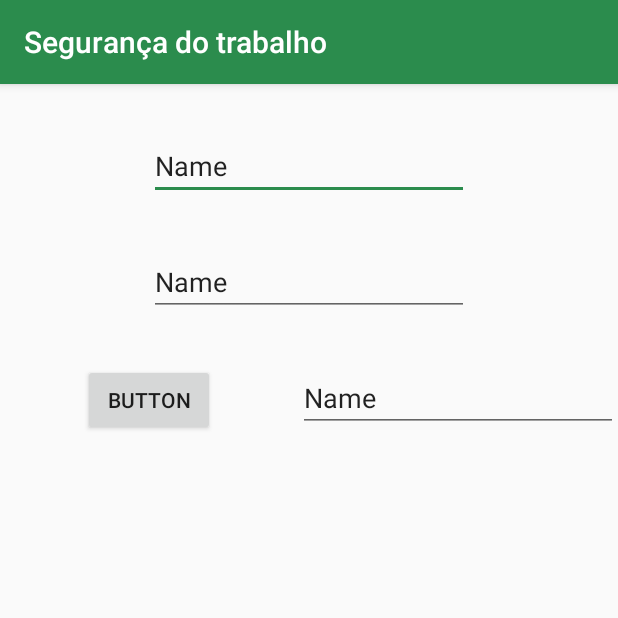
After one commit to n-a-sistemas/ProjetoMobileTST, an Android app: the EpiActivity screen opened directly, with no data from a screen before it, on a phone screen of 412 x 824 dp, the top half of it. The commit adds this screen. Run offline under Robolectric (Android 15) with nearby library versions, the light colour scheme and no system bars; our stand-ins replace Firebase (no records; nobody signed in at launch, a user with empty details on screens opened directly).

Commit message:
atualizaçao

```diff
--- /dev/null
+++ b/app/src/main/java/com/example/projetoapptst/EpiActivity.java
@@ -0,0 +1,101 @@
+package com.example.projetoapptst;
+
+import androidx.annotation.NonNull;
+import androidx.appcompat.app.AppCompatActivity;
+
+import android.app.Activity;
+import android.os.Bundle;
+import android.view.View;
+import android.widget.ArrayAdapter;
+import android.widget.EditText;
+import android.widget.ListView;
+
+import com.example.projetoapptst.adapter.Adapter;
+import com.example.projetoapptst.adapter.adapterEpi;
+import com.example.projetoapptst.modelos.Epi;
+import com.example.projetoapptst.modelos.Funcionario;
+import com.google.firebase.FirebaseApp;
+import com.google.firebase.database.DataSnapshot;
+import com.google.firebase.database.DatabaseError;
+import com.google.firebase.database.DatabaseReference;
+import com.google.firebase.database.FirebaseDatabase;
+import com.google.firebase.database.ValueEventListener;
+
+import java.util.ArrayList;
+import java.util.List;
+import java.util.UUID;
+
+public class EpiActivity extends AppCompatActivity {
+
+    private FirebaseDatabase firebaseDatabase;
+    private DatabaseReference databaseReference;
+    private List<Epi> epis = new ArrayList<Epi>();
+    private ArrayAdapter<Epi> arrayAdapterEpi;
+    private ListView listView;
+    private List<Epi> novosEpis = new ArrayList<Epi>();
+    private Funcionario funcionario = new Funcionario();
+    private Epi epii = new Epi();
+    String ID;
+
+
+    private EditText editTextnome, editTextvalidadeCA,editTextvalidade;
+
+    @Override
+    protected void onCreate(Bundle savedInstanceState) {
+        super.onCreate(savedInstanceState);
+        setContentView(R.layout.activity_epi);
+
+        editTextnome = findViewById(R.id.edit_text_nome);
+        editTextvalidade= findViewById(R.id.edit_text_validade);
+        editTextvalidadeCA= findViewById(R.id.edit_text_validadeCA);
+        listView = findViewById(R.id.list_epi);
+        conectarBanco();
+        pesquisaEpi();
+        listView.invalidateViews();
+    }
+
+
+    private void conectarBanco() {
+        FirebaseApp.initializeApp(EpiActivity.this);
+        firebaseDatabase = FirebaseDatabase.getInstance();
+        databaseReference = firebaseDatabase.getReference();
+    }
+
+    private void pesquisaEpi(){
+        final String id = getIntent().getStringExtra(FuncionariosActivity.ID);
+
+        databaseReference.child("projetotst").child("funcionario")
+                .child(id).child("Epi").addValueEventListener(new ValueEventListener() {
+            @Override
+            public void onDataChange(@NonNull DataSnapshot dataSnapshot) {
+                epis.clear();
+                for(DataSnapshot snapshot : dataSnapshot.getChildren()) {
+                    epii = snapshot.getValue(Epi.class);
+
+                    epis.add(epii);
+                }
+
+                arrayAdapterEpi = new adapterEpi(EpiActivity.this,
+                        (ArrayList<Epi>) epis);
+                listView.setAdapter(arrayAdapterEpi);
+                ID=id;
+
+            }
+
+            @Override
+            public void onCancelled(@NonNull DatabaseError databaseError) {
+
+            }
+        });
+    }
+    public void adicionarEpi(View v){
+        novosEpis.add(new Epi(UUID.randomUUID().toString(),editTextvalidadeCA.getText().toString(),
+                editTextvalidade.getText().toString(),
+                editTextnome.getText().toString()));
+        databaseReference.child("projetotst").child("funcionario")
+                .child(ID).child("Epi");
+
+
+    }
+
+}
--- a/app/src/main/java/com/example/projetoapptst/MainActivity.java
+++ b/app/src/main/java/com/example/projetoapptst/MainActivity.java
@@ -143,7 +143,6 @@
                         for (DataSnapshot snapshot : dataSnapshot.getChildren()) {
                             Funcionario funcionario = snapshot.getValue(Funcionario.class);
                             funcionarios.add(funcionario);
-
                         }
                         arrayAdapterTarefa = new Adapter(MainActivity.this,
                                 (ArrayList<Funcionario>) funcionarios);
--- a/app/src/main/java/com/example/projetoapptst/adapter/Adapter.java
+++ b/app/src/main/java/com/example/projetoapptst/adapter/Adapter.java
@@ -37,8 +37,6 @@
             funcionarioItem = LayoutInflater.from(context)
                     .inflate(R.layout.layout_pesquisa_funcionario, parent, false);
         }
-
-
         Funcionario funcionarioPesquisado = funcionarios.get(position);
 
 
--- /dev/null
+++ b/app/src/main/java/com/example/projetoapptst/adapter/adapterEpi.java
@@ -0,0 +1,54 @@
+package com.example.projetoapptst.adapter;
+
+import android.content.Context;
+import android.view.LayoutInflater;
+import android.view.View;
+import android.view.ViewGroup;
+import android.widget.ArrayAdapter;
+import android.widget.TextView;
+
+import androidx.annotation.NonNull;
+import androidx.annotation.Nullable;
+
+import com.example.projetoapptst.R;
+import com.example.projetoapptst.modelos.Epi;
+
+import java.util.ArrayList;
+import java.util.List;
+
+public class adapterEpi extends ArrayAdapter<Epi> {
+    private Context context;
+    private List<Epi> epis;
+
+    public adapterEpi(android.content.Context context, ArrayList<Epi> epis){
+        super(context,0,epis);
+        this.context = context;
+        this.epis = epis;
+    }
+
+    @NonNull
+    @Override
+    public View getView(int position, @Nullable View convertView, @NonNull ViewGroup parent) {
+        View epiitem = convertView;
+
+
+        if (epiitem == null) {
+            epiitem = LayoutInflater.from(context)
+                    .inflate(R.layout.epi_pequisa,parent,false);
+
+        }
+        Epi epipego = epis.get(position);
+
+        TextView nome = epiitem.findViewById(R.id.text_view_nome);
+        nome.setText(epipego.getNome());
+        TextView validaCA = epiitem.findViewById(R.id.text_view_dataCA);
+        validaCA.setText(epipego.getValidaCA());
+        TextView validade = epiitem.findViewById(R.id.text_view_validade);
+        validade.setText(epipego.getValidade());
+
+
+
+
+        return epiitem;
+    }
+}
--- /dev/null
+++ b/app/src/main/res/layout/activity_epi.xml
@@ -0,0 +1,63 @@
+<?xml version="1.0" encoding="utf-8"?>
+<androidx.constraintlayout.widget.ConstraintLayout xmlns:android="http://schemas.android.com/apk/res/android"
+    xmlns:app="http://schemas.android.com/apk/res-auto"
+    xmlns:tools="http://schemas.android.com/tools"
+    android:layout_width="match_parent"
+    android:layout_height="match_parent"
+    tools:context=".EpiActivity">
+
+    <ListView
+        android:id="@+id/list_epi"
+        android:layout_width="match_parent"
+        android:layout_height="match_parent"
+        android:layout_marginTop="250dp"
+        app:layout_constraintTop_toBottomOf="@+id/edit_text_validade" />
+
+    <EditText
+        android:id="@+id/edit_text_epi_nome"
+        android:layout_width="wrap_content"
+        android:layout_height="wrap_content"
+        android:layout_marginTop="32dp"
+        android:ems="10"
+        android:inputType="textPersonName"
+        android:text="Name"
+        app:layout_constraintEnd_toEndOf="parent"
+        app:layout_constraintStart_toStartOf="parent"
+        app:layout_constraintTop_toTopOf="parent" />
+
+    <EditText
+        android:id="@+id/edit_text_validadeCA"
+        android:layout_width="wrap_content"
+        android:layout_height="wrap_content"
+        android:layout_marginTop="32dp"
+        android:ems="10"
+        android:inputType="textPersonName"
+        android:text="Name"
+        app:layout_constraintEnd_toEndOf="parent"
+        app:layout_constraintStart_toStartOf="parent"
+        app:layout_constraintTop_toBottomOf="@+id/edit_text_epi_nome" />
+
+    <EditText
+        android:id="@+id/edit_text_validade"
+        android:layout_width="wrap_content"
+        android:layout_height="wrap_content"
+        android:layout_marginTop="32dp"
+        android:ems="10"
+        android:inputType="textPersonName"
+        android:text="Name"
+        app:layout_constraintEnd_toEndOf="parent"
+        app:layout_constraintTop_toBottomOf="@+id/edit_text_validadeCA" />
+
+    <Button
+        android:id="@+id/button4"
+        android:layout_width="wrap_content"
+        android:layout_height="wrap_content"
+        android:layout_marginStart="16dp"
+        android:layout_marginTop="32dp"
+        android:layout_marginEnd="16dp"
+        android:onClick="adicionarEpi"
+        android:text="Button"
+        app:layout_constraintEnd_toStartOf="@+id/edit_text_validade"
+        app:layout_constraintStart_toStartOf="parent"
+        app:layout_constraintTop_toBottomOf="@+id/edit_text_validadeCA" />
+</androidx.constraintlayout.widget.ConstraintLayout>
```
Also changed, not shown: app/src/main/AndroidManifest.xml (+7 -4 lines), app/src/main/java/com/example/projetoapptst/FuncionariosActivity.java (+9 -0 lines), app/src/main/java/com/example/projetoapptst/modelos/Epi.java (added, +65 -0 lines), app/src/main/java/com/example/projetoapptst/modelos/Funcionario.java (+16 -0 lines), app/src/main/res/layout/epi_pequisa.xml (added, +40 -0 lines).
